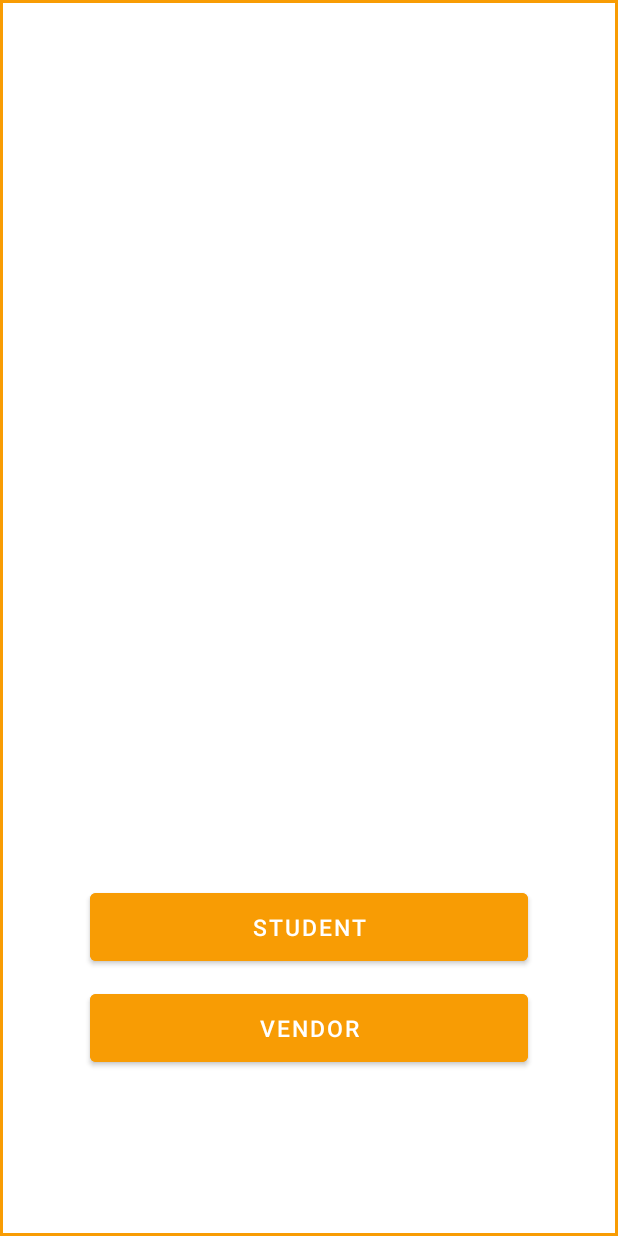
After one commit to Deepraj99/Bhojnalya, an Android app: the CustomerOrVendorActivity screen opened directly, with no data from a screen before it, on a phone screen of 412 x 824 dp. The commit adds this screen. Run offline under Robolectric (Android 15) with nearby library versions, the phone set to English and light mode, and no system bars.

Commit message:
customer or vendor done

```diff
--- /dev/null
+++ b/app/src/main/java/com/example/bhojnalya/CustomerOrVendorActivity.java
@@ -0,0 +1,39 @@
+package com.example.bhojnalya;
+
+import androidx.appcompat.app.AppCompatActivity;
+
+import android.content.Intent;
+import android.os.Bundle;
+import android.view.View;
+import android.widget.Button;
+
+public class CustomerOrVendorActivity extends AppCompatActivity {
+
+    @Override
+    protected void onCreate(Bundle savedInstanceState) {
+        super.onCreate(savedInstanceState);
+        setContentView(R.layout.activity_customer_or_vendor);
+
+        Button studentButton = findViewById(R.id.student_button);
+        Button vendorButton = findViewById(R.id.vendor_button);
+
+        Intent i = new Intent(CustomerOrVendorActivity.this, MainActivity.class);
+        studentButton.setOnClickListener(new View.OnClickListener() {
+            @Override
+            public void onClick(View view) {
+
+                i.putExtra("is_student", true);
+                startActivity(i);
+            }
+        });
+
+        vendorButton.setOnClickListener(new View.OnClickListener() {
+            @Override
+            public void onClick(View view) {
+                Intent i = new Intent(CustomerOrVendorActivity.this, MainActivity.class);
+                i.putExtra("is_student", false);
+                startActivity(i);
+            }
+        });
+    }
+}
--- a/app/src/main/java/com/example/bhojnalya/SplashActivity.java
+++ b/app/src/main/java/com/example/bhojnalya/SplashActivity.java
@@ -16,7 +16,7 @@ public class SplashActivity extends AppCompatActivity {
         new Handler().postDelayed(new Runnable() {
             @Override
             public void run() {
-                startActivity(new Intent(SplashActivity.this, MainActivity.class));
+                startActivity(new Intent(SplashActivity.this, CustomerOrVendorActivity.class));
                 finish();
             }
         }, 1000);
--- /dev/null
+++ b/app/src/main/res/layout/activity_customer_or_vendor.xml
@@ -0,0 +1,40 @@
+<?xml version="1.0" encoding="utf-8"?>
+<androidx.constraintlayout.widget.ConstraintLayout
+    xmlns:android="http://schemas.android.com/apk/res/android"
+    xmlns:app="http://schemas.android.com/apk/res-auto"
+    xmlns:tools="http://schemas.android.com/tools"
+    android:layout_width="match_parent"
+    android:layout_height="match_parent"
+    android:background="@drawable/boarder"
+    tools:context=".CustomerOrVendorActivity">
+
+    <Button
+        android:id="@+id/student_button"
+        android:layout_width="match_parent"
+        android:layout_height="wrap_content"
+        android:text="@string/student"
+        android:layout_marginBottom="10dp"
+        android:layout_marginHorizontal="50dp"
+        android:paddingVertical="12dp"
+        android:textSize="15sp"
+        android:backgroundTint="@color/yellow"
+        android:textColor="@color/white"
+        app:layout_constraintBottom_toTopOf="@+id/vendor_button"
+        app:layout_constraintEnd_toEndOf="@+id/vendor_button"
+        app:layout_constraintStart_toStartOf="@+id/vendor_button" />
+
+    <Button
+        android:id="@+id/vendor_button"
+        android:layout_width="match_parent"
+        android:layout_height="wrap_content"
+        android:text="@string/vendor"
+        android:backgroundTint="@color/yellow"
+        android:textColor="@color/white"
+        android:layout_marginBottom="100dp"
+        android:layout_marginHorizontal="50dp"
+        android:paddingVertical="12dp"
+        android:textSize="15sp"
+        app:layout_constraintBottom_toBottomOf="parent"
+        app:layout_constraintEnd_toEndOf="parent"
+        app:layout_constraintStart_toStartOf="parent" />
+</androidx.constraintlayout.widget.ConstraintLayout>
--- a/app/src/main/res/layout/activity_main.xml
+++ b/app/src/main/res/layout/activity_main.xml
@@ -1,5 +1,6 @@
 <?xml version="1.0" encoding="utf-8"?>
-<androidx.constraintlayout.widget.ConstraintLayout xmlns:android="http://schemas.android.com/apk/res/android"
+<androidx.constraintlayout.widget.ConstraintLayout
+    xmlns:android="http://schemas.android.com/apk/res/android"
     xmlns:app="http://schemas.android.com/apk/res-auto"
     xmlns:tools="http://schemas.android.com/tools"
     android:layout_width="match_parent"
@@ -7,6 +8,7 @@
     tools:context=".MainActivity">
 
     <TextView
+        android:id="@+id/text3"
         android:layout_width="wrap_content"
         android:layout_height="wrap_content"
         android:text="Hello World!"
--- a/app/src/main/res/values/strings.xml
+++ b/app/src/main/res/values/strings.xml
@@ -1,4 +1,6 @@
 <resources>
     <string name="app_name">Bhojnalya</string>
     <string name="bhojnalaya">bhojnalaya</string>
+    <string name="vendor">Vendor</string>
+    <string name="student">Student</string>
 </resources>
```
Also changed, not shown: app/src/main/AndroidManifest.xml (+7 -0 lines), app/src/main/java/com/example/bhojnalya/MainActivity.java (+12 -0 lines).
